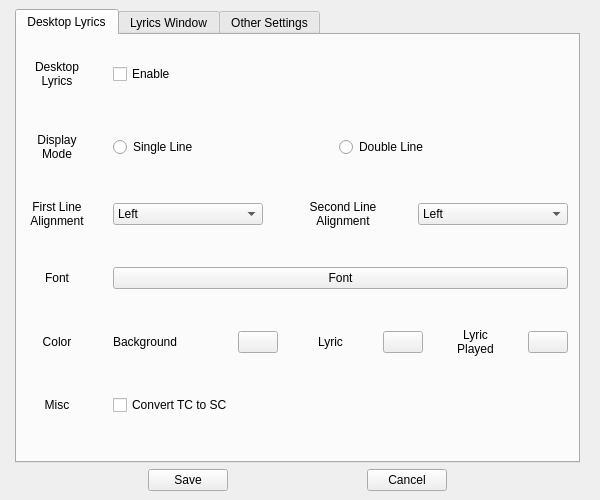
Old version of the form ui-qt/SettingsWindow.ui in the repository datasone/CrystalLyrics.
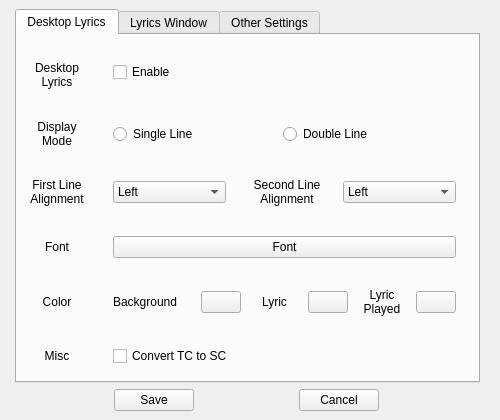
New version of the form.

What changed in the file:
```diff
--- a/ui-qt/SettingsWindow.ui
+++ b/ui-qt/SettingsWindow.ui
@@ -6,8 +6,8 @@
    <rect>
     <x>0</x>
     <y>0</y>
-    <width>600</width>
-    <height>500</height>
+    <width>500</width>
+    <height>420</height>
    </rect>
   </property>
   <property name="minimumSize">
@@ -46,9 +46,9 @@
         <property name="geometry">
          <rect>
           <x>0</x>
-          <y>10</y>
-          <width>551</width>
-          <height>383</height>
+          <y>20</y>
+          <width>439</width>
+          <height>311</height>
          </rect>
         </property>
         <layout class="QGridLayout" name="gridLayout_2">
```
Left out of the diff: 334 changed lines with no effect on the pictures.
